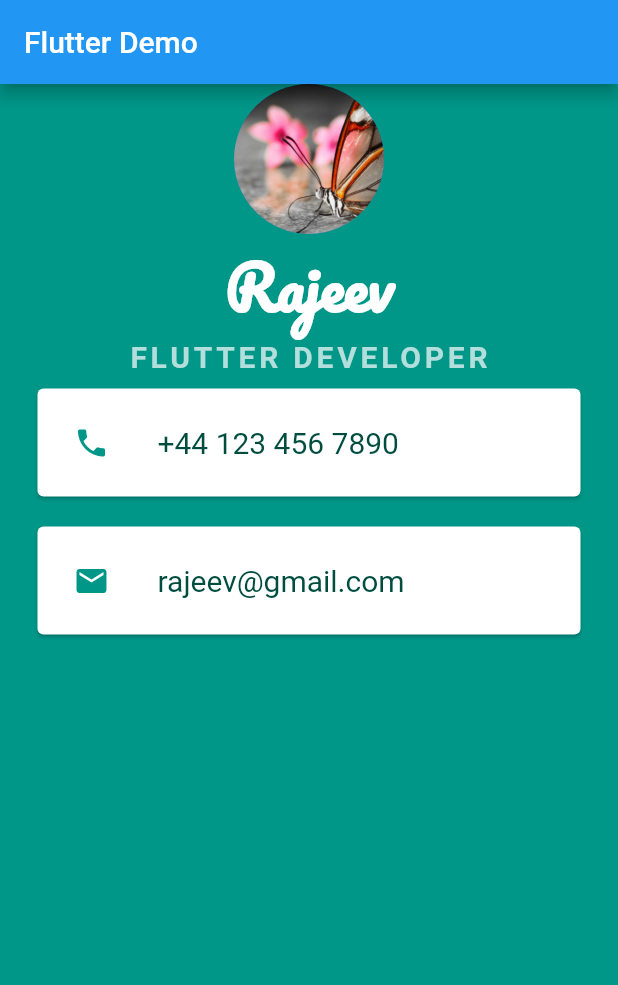
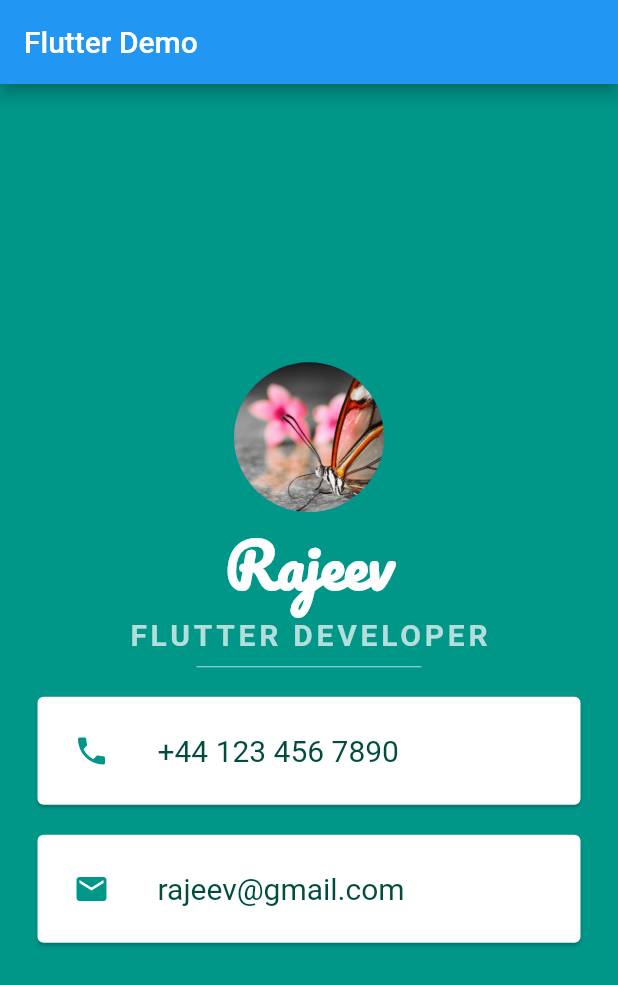
Before and after one commit to rajeevlochansahu/flutter_app_example, a Flutter app: the screen it shows after launch, on a phone screen of 412 x 824 dp. Shown: the top 985 px of the screen. Run offline on Flutter 3.47's test engine with Material 2 defaults, Android fonts, the phone set to English and light mode, and no system bars; Roboto replaces fonts that are missing (Source Sans Pro).

Commit message:
add a Divider between widgets

```diff
--- a/lib/main.dart
+++ b/lib/main.dart
@@ -18,6 +18,7 @@ class MyApp extends StatelessWidget {
         appBar: AppBar(title: Text('Flutter Demo')),
         body: SafeArea(
           child: Column(
+            mainAxisAlignment: MainAxisAlignment.center,
             children: <Widget>[
               CircleAvatar(
                 radius: 50.0,
@@ -40,6 +41,13 @@ class MyApp extends StatelessWidget {
                     color: Colors.teal.shade100,
                     letterSpacing: 2.5,
                     fontWeight: FontWeight.bold),
+              ),
+              SizedBox(
+                height: 20.0,
+                width: 150.0,
+                child: Divider(
+                  color: Colors.teal.shade100,
+                ),
               ),
               Card(
                 color: Colors.white,
```
